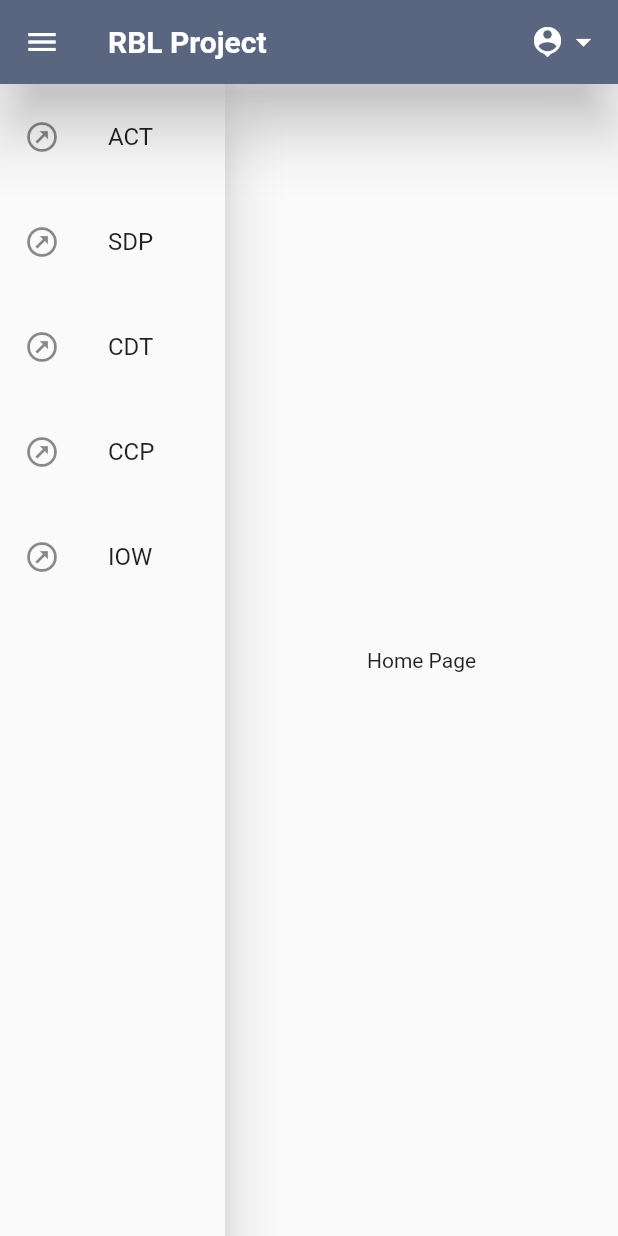
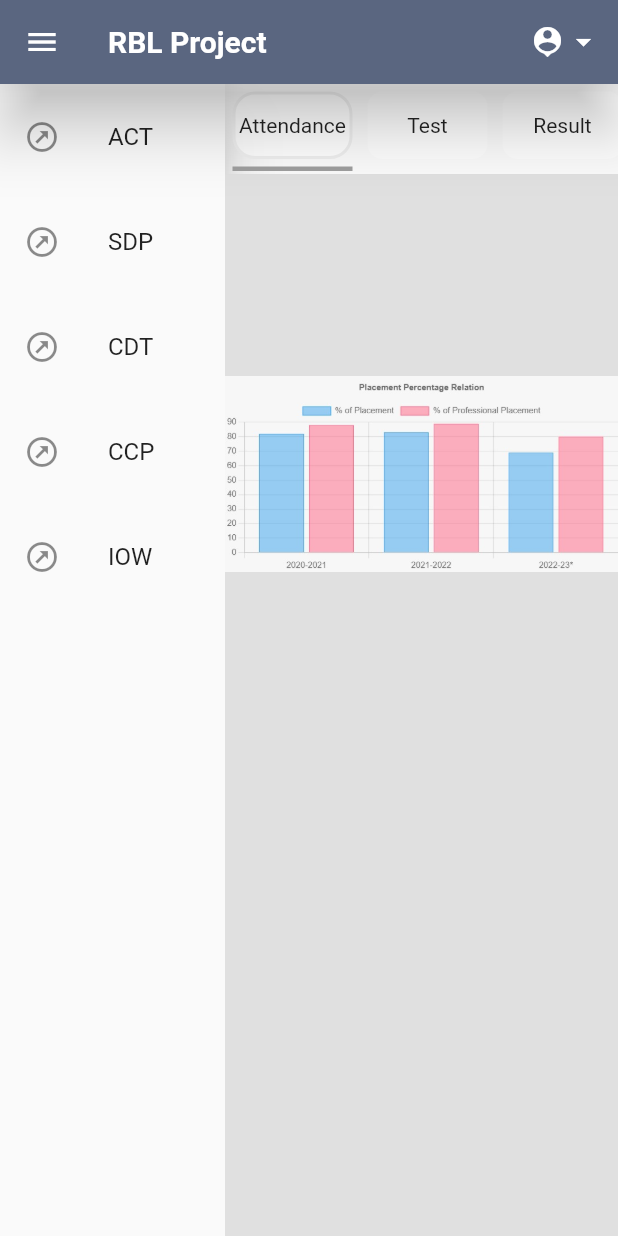
Before and after one commit to VIKRANT17565/RBL, a Flutter app: the screen it shows after launch, on a phone screen of 412 x 824 dp. Run offline on Flutter 3.47's test engine with Material 2 defaults, Android fonts, the phone set to English and light mode, and no system bars.

Commit message:
ACT widget added and some basic changes

```diff
--- a/lib/pages/home_page.dart
+++ b/lib/pages/home_page.dart
@@ -1,4 +1,5 @@
 import 'package:flutter/material.dart';
+import 'package:project_ui/widgets/aptitude_competency_training.dart';
 import 'package:project_ui/widgets/nav_drawer.dart';
 import 'package:project_ui/widgets/user_menu.dart';
 
@@ -33,49 +34,6 @@ class _HomePageState extends State<HomePage> {
         ),
         elevation: 17,
         actions: [
-          // Padding(
-          //   padding: const EdgeInsets.only(left: 16.0),
-          //   child: IconButton(
-          //     onPressed: () {},
-          //     icon: const Icon(Icons.apple),
-          //   ),
-          // ),
-          // Padding(
-          //   padding: const EdgeInsets.only(left: 16.0),
-          //   child: IconButton(
-          //     onPressed: () {},
-          //     icon: const Icon(Icons.android),
-          //   ),
-          // ),
-          // Padding(
-          //   padding: const EdgeInsets.only(left: 16.0),
-          //   child: IconButton(
-          //     onPressed: () {},
-          //     icon: const Icon(Icons.catching_pokemon),
-          //   ),
-          // ),
-          // Padding(
-          //   padding: const EdgeInsets.only(left: 16.0),
-          //   child: IconButton(
-          //     onPressed: () {},
-          //     icon: const Icon(Icons.api),
-          //   ),
-          // ),
-          // Padding(
-          //   padding: const EdgeInsets.only(left: 16.0),
-          //   child: IconButton(
-          //     onPressed: () {},
-          //     icon: const Icon(Icons.home_work),
-          //   ),
-          // ),
-          // Padding(
-          //   padding: const EdgeInsets.only(left: 16.0),
-          //   child: IconButton(
-          //     onPressed: () {},
-          //     icon: const Icon(Icons.language),
-          //   ),
-          // ),
-          // const VerticalDivider(),
           Container(
             width: 70,
             padding: const EdgeInsets.symmetric(horizontal: 0.0),
@@ -105,7 +63,7 @@ class _HomePageState extends State<HomePage> {
             child: Stack(
               children: [
                 const Center(
-                  child: Text('Home Page'),
+                  child: AptitudeCompetencyTraining(),
                 ),
                 Positioned(
                   top: 0,
--- /dev/null
+++ b/lib/widgets/aptitude_competency_training.dart
@@ -0,0 +1,118 @@
+import 'package:flutter/material.dart';
+
+class AptitudeCompetencyTraining extends StatefulWidget {
+  const AptitudeCompetencyTraining({super.key});
+
+  @override
+  State<AptitudeCompetencyTraining> createState() =>
+      _AptitudeCompetencyTrainingState();
+}
+
+class _AptitudeCompetencyTrainingState
+    extends State<AptitudeCompetencyTraining> {
+  int _current = 0;
+  final List<String> _tabs = [
+    'Attendance',
+    'Test',
+    'Result',
+    'Status',
+  ];
+
+  final List<Widget> _widgetOptions = [
+    Image.asset(
+      "assets/images/img1.png",
+      fit: BoxFit.contain,
+    ),
+    Image.asset(
+      "assets/images/img2.png",
+      fit: BoxFit.contain,
+    ),
+    Image.asset(
+      "assets/images/img1.png",
+      fit: BoxFit.contain,
+    ),
+    Image.asset(
+      "assets/images/img2.png",
+      fit: BoxFit.contain,
+    ),
+  ];
+
+  @override
+  Widget build(BuildContext context) {
+    return Column(
+      children: [
+        SizedBox(
+          width: double.infinity,
+          height: 60,
+          child: ListView.builder(
+            physics: const BouncingScrollPhysics(),
+            itemCount: _tabs.length,
+            scrollDirection: Axis.horizontal,
+            itemBuilder: (context, index) {
+              return Column(
+                children: [
+                  GestureDetector(
+                    onTap: () {
+                      setState(() {
+                        _current = index;
+                      });
+                    },
+                    child: AnimatedContainer(
+                      duration: const Duration(milliseconds: 300),
+                      margin: const EdgeInsets.all(5),
+                      width: 80,
+                      height: 45,
+                      decoration: BoxDecoration(
+                        color:
+                            _current == index ? Colors.white70 : Colors.white54,
+                        borderRadius: _current == index
+                            ? BorderRadius.circular(15)
+                            : BorderRadius.circular(10),
+                        border: _current == index
+                            ? Border.all(
+                                color: Colors.grey[200]!,
+                                width: 2,
+                              )
+                            : null,
+                      ),
+                      child: Center(
+                        child: Text(
+                          _tabs[index],
+                        ),
+                      ),
+                    ),
+                  ),
+                  Visibility(
+                    visible: _current == index,
+                    child: Container(
+                      width: 80,
+                      height: 3,
+                      decoration: BoxDecoration(
+                        color: Colors.grey[500]!,
+                      ),
+                    ),
+                  ),
+                ],
+              );
+            },
+          ),
+        ),
+        Expanded(
+          child: Container(
+            width: double.infinity,
+            color: Colors.grey[300],
+            child: Column(
+              children: [
+                SizedBox(
+                  height: 400,
+                  width: 600,
+                  child: _widgetOptions.elementAt(_current),
+                ),
+              ],
+            ),
+          ),
+        ),
+      ],
+    );
+  }
+}
```
Also changed, not shown: lib/widgets/nav_drawer.dart (+1 -47 lines), pubspec.yaml (+6 -11 lines), assets/images/img1.png (added), assets/images/img2.png (added), assets/images/test.jpg (added), pubspec.lock.
